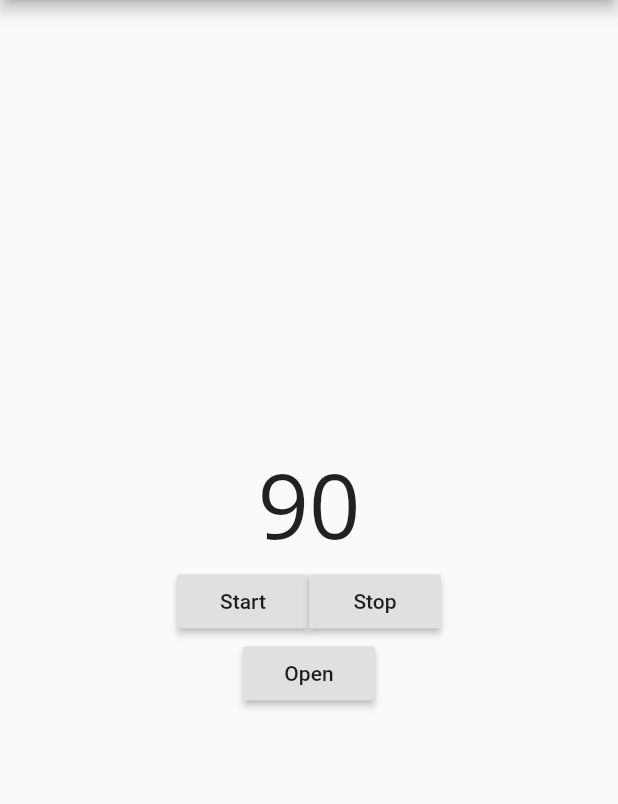
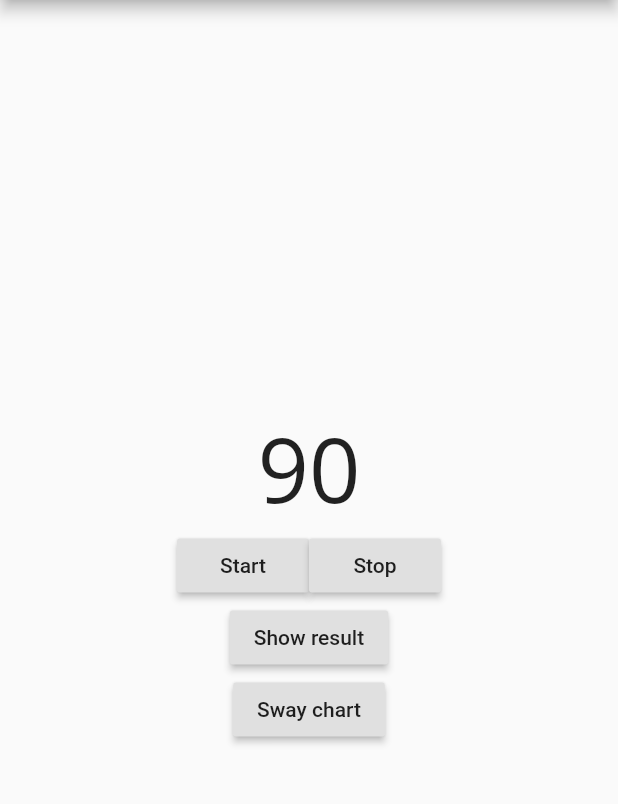
Before and after one commit to arorag2396/santulan, a Flutter app: the screen it shows after launch, after a tap on "Next", on a phone screen of 412 x 824 dp, the part 84-888 px from its top. Run offline on Flutter 3.47's test engine with Material 2 defaults, Android fonts, the phone set to English and light mode, and no system bars; our stand-ins replace charts_flutter, open_file, sensors; Roboto replaces fonts that are missing (Open Sans).

Commit message:
add sway result and sway chart

```diff
--- /dev/null
+++ b/lib/MainScreen.dart
@@ -0,0 +1,66 @@
+import 'package:flutter/material.dart';
+import 'package:sway_test/main.dart';
+import 'package:sway_test/SensorCollector.dart';
+
+// Create a Form Widget
+class UserForm extends StatefulWidget {
+  @override
+  UserFormState createState() {
+    return UserFormState();
+  }
+}
+
+String dropdownValue = '90';
+
+class UserFormState extends State<UserForm> {
+  final _formKey = GlobalKey<FormState>();
+
+  @override
+  Widget build(BuildContext context) {
+    // Build a Form widget using the _formKey we created above
+    return Form(
+      key: _formKey,
+      child: Column(
+        mainAxisAlignment: MainAxisAlignment.center,
+        crossAxisAlignment: CrossAxisAlignment.center,
+        children: <Widget>[
+          Center(
+            child: Padding(
+              padding: EdgeInsets.all(16.0),
+              child: Text('Lorem Ipsum is simply dummy text of the printing and typesetting industry. Lorem Ipsum has been the industry\'s standard dummy text ever since the 1500s, when an unknown printer took a galley of type and scrambled it to make a type specimen book.',
+                style: TextStyle(fontSize: 22),
+                textAlign: TextAlign.center,
+              )
+            ),
+          ),
+          Center(
+            child: Padding(
+              padding: const EdgeInsets.symmetric(vertical: 16.0),
+              child: MaterialButton(
+                minWidth: 100.0,
+                height: 75.0,
+                color: Theme.of(context).primaryColor,
+                textColor: Colors.white,
+                onPressed: () {
+                  Navigator.push(
+                    context,
+                    MaterialPageRoute(
+                        builder: (context) =>
+                            SensorCollectorMaterialApp(userInfo, Stopwatch())),
+                  );
+                },
+                child: Padding(
+                    padding: const EdgeInsets.only(left: 40.0, right: 40.0, top: 20.0, bottom:20.0),
+                    child: Text('Next',
+                      style: TextStyle(fontSize: 32),
+                      textAlign: TextAlign.center,
+                    )
+                ),
+              ),
+            ),
+          ),
+        ],
+      ),
+    );
+  }
+}
--- a/lib/sensor_collector.dart
+++ b/lib/SensorCollector.dart
@@ -6,6 +6,7 @@ import 'dart:async';
 import 'package:flutter/material.dart';
 import 'package:open_file/open_file.dart';
 import 'package:sensors/sensors.dart';
+import 'package:sway_test/ScatterPlot.dart';
 import 'package:sway_test/UserInfo.dart';
 
 import 'TimerText.dart';
@@ -45,6 +46,7 @@ class SensorCollector extends StatelessWidget {
                 totalSeconds: userInfo.timer,
                 timerCompleteCallback: () {
                   stopwatch.stop();
+                  debugPrint('${userInfo.accelerometer.length}');
                   userInfo.save();
                 },
                 userInfo: userInfo,
@@ -66,20 +68,29 @@ class SensorCollector extends StatelessWidget {
                 ],
               ),
               RaisedButton(
-
-                child: Text("Open"),
+                child: Text("Show result"),
                 onPressed: () {
-                  if ( userInfo.fileName.isNotEmpty ) {
-                    OpenFile.open(userInfo.fileName);
-                  } else {
-                    Scaffold.of(context).showSnackBar(SnackBar(
-                      content: Text("Timer not completed!"),
-                    ));
-                  }
+                  final snackBar = SnackBar(
+                    content: Text("${userInfo.swayScore}"),
+                  );
+                  Scaffold.of(context).showSnackBar(snackBar);
                 },
               ),
-
-
+              RaisedButton(
+                child: Text("Sway chart"),
+                onPressed: () {
+                  Navigator.push(
+                    context,
+                    MaterialPageRoute(
+                        builder: (context) => Scaffold(
+                            appBar: AppBar(
+                              title: Text("Sway chart"),
+                            ),
+                            body: SimpleScatterPlotChart.withUserInfo(
+                                userInfo.rmsData))),
+                  );
+                },
+              ),
             ],
             mainAxisAlignment: MainAxisAlignment.center,
           ),
--- /dev/null
+++ b/lib/SwayData.dart
@@ -0,0 +1,13 @@
+/// Sample linear data type.
+class SwayData {
+  final num x;
+  final num y;
+  final num z;
+
+  SwayData(this.x, this.y, this.z);
+
+  @override
+  String toString() {
+    return 'SwayData{x: $x, y: $y, z: $z}';
+  }
+}
--- a/lib/TimerText.dart
+++ b/lib/TimerText.dart
@@ -39,7 +39,8 @@ class TimerTextState extends State<TimerText> {
     accelerometerEvents.listen((AccelerometerEvent event) {
       if (stopwatch.isRunning) {
         setState(() {
-          userInfo.addData('${event.x} ${event.y} ${event.z}');
+          userInfo.addData(event.x, event.y,event.z);
+
         });
       }
     });
@@ -72,7 +73,7 @@ class TimerTextState extends State<TimerText> {
     final TextStyle timerTextStyle =
         const TextStyle(fontSize: 60.0, fontFamily: "Open Sans");
     String formattedTime =
-        TimerTextFormatter.format(stopwatch.elapsedMilliseconds, totalSeconds);
+        TimerTextFormatter.format(stopwatch.elapsedMilliseconds, userInfo.timer);
 
     return new Text(formattedTime, style: timerTextStyle);
   }
@@ -85,9 +86,7 @@ class TimerTextState extends State<TimerText> {
 }
 
 class TimerTextFormatter {
-  static String format(int milliseconds, int totalSeconds) {
-    int hundreds = (milliseconds / 10).truncate();
-    int seconds = (hundreds / 100).truncate();
-    return (totalSeconds - (seconds % 60)).toString().padLeft(2, '0');
+  static String format(int milliseconds, int userInfoTimer) {
+    return (userInfoTimer - (milliseconds~/1000) ).toString().padLeft(2, '0');
   }
 }
--- a/lib/UserForm.dart
+++ /dev/null
@@ -1,66 +0,0 @@
-import 'package:flutter/material.dart';
-import 'package:sway_test/main.dart';
-import 'package:sway_test/sensor_collector.dart';
-
-// Create a Form Widget
-class UserForm extends StatefulWidget {
-  @override
-  UserFormState createState() {
-    return UserFormState();
-  }
-}
-
-String dropdownValue = '90';
-
-// Create a corresponding State class. This class will hold the data related to
-// the form.
-class UserFormState extends State<UserForm> {
-  // Create a global key that will uniquely identify the Form widget and allow
-  // us to validate the form
-  //
-  // Note: This is a GlobalKey<FormState>, not a GlobalKey<UserFormState>!
-  final _formKey = GlobalKey<FormState>();
-
-  @override
-  Widget build(BuildContext context) {
-    // Build a Form widget using the _formKey we created above
-    return Form(
-      key: _formKey,
-      child: Column(
-        crossAxisAlignment: CrossAxisAlignment.start,
-        children: <Widget>[
-          DropdownButton<String>(
-            value: dropdownValue,
-            onChanged: (String newValue) {
-              setState(() {
-                dropdownValue = newValue;
-                userInfo.setTimer(newValue);
-              });
-            },
-            items: <String>['15', '30', '45', '60', '90']
-                .map<DropdownMenuItem<String>>((String value) {
-              return DropdownMenuItem<String>(
-                value: value,
-                child: Text(value),
-              );
-            }).toList(),
-          ),
-          Padding(
-            padding: const EdgeInsets.symmetric(vertical: 16.0),
-            child: RaisedButton(
-              onPressed: () {
-                Navigator.push(
-                  context,
-                  MaterialPageRoute(
-                      builder: (context) =>
-                          SensorCollectorMaterialApp(userInfo, Stopwatch())),
-                );
-              },
-              child: Text('Next'),
-            ),
-          ),
-        ],
-      ),
-    );
-  }
-}
--- a/lib/UserInfo.dart
+++ b/lib/UserInfo.dart
@@ -5,18 +5,26 @@ import 'package:flutter/foundation.dart';
 import 'package:flutter/material.dart';
 import 'package:path_provider/path_provider.dart';
 import 'package:open_file/open_file.dart';
+import 'package:sway_test/evalute_sway.dart';
 import 'package:sway_test/main.dart';
 
+import 'SwayData.dart';
+
 class UserInfo {
-  final accelerometer;
+  List<String> accelerometer;
+  List<SwayData> swayData;
   int timer = 90;
-  String fileName="";
+  String fileName = "";
+  SwayData swayScore;
+  List<SwayData> rmsData;
 
-  UserInfo() : this.accelerometer = [];
+  UserInfo()
+      : this.accelerometer = [],
+        this.swayData = [];
 
-
-  void addData(String s) {
-    accelerometer.add(s);
+  void addData(x, y, z) {
+    accelerometer.add('$x $y $z');
+    swayData.add(SwayData(x, y, z));
   }
 
   Future<String> get _localPath async {
@@ -27,22 +35,26 @@ class UserInfo {
   Future<File> get _localFile async {
     final path = await _localPath;
     this.fileName = '$path/data_${DateTime.now()}.txt';
-    debugPrint(fileName);
     return File(fileName);
   }
 
   void writeToFile() async {
     final file = await _localFile;
+    debugPrint("total length: ${accelerometer.length}");
     await file.writeAsString(accelerometer.join("\n"));
-    accelerometer.clear();
+    reset();
   }
 
   void save() {
+    swayScore = calculateSway(swayData);
+    rmsData = getRmsData(swayData);
     writeToFile();
   }
 
   void reset() {
     accelerometer.clear();
+    swayData.clear();
+
   }
 
   void setTimer(String newValue) {
--- a/pubspec.yaml
+++ b/pubspec.yaml
@@ -10,7 +10,7 @@ description: Sway Test
 version: 1.0.0+1
 
 environment:
-  sdk: ">=2.0.0-dev.68.0 <3.0.0"
+  sdk: ">=2.2.0 <3.0.0"
 
 dependencies:
   flutter:
@@ -22,6 +22,7 @@ dependencies:
   sensors: 0.4.0+1
   path_provider: ^1.0.0
   open_file: ^2.0.1+2
+  charts_flutter: ^0.6.0
 
 
 
```
Also changed, not shown: lib/ScatterPlot.dart (added, +38 -0 lines), lib/evalute_sway.dart (added, +62 -0 lines), lib/main.dart (+5 -10 lines).
